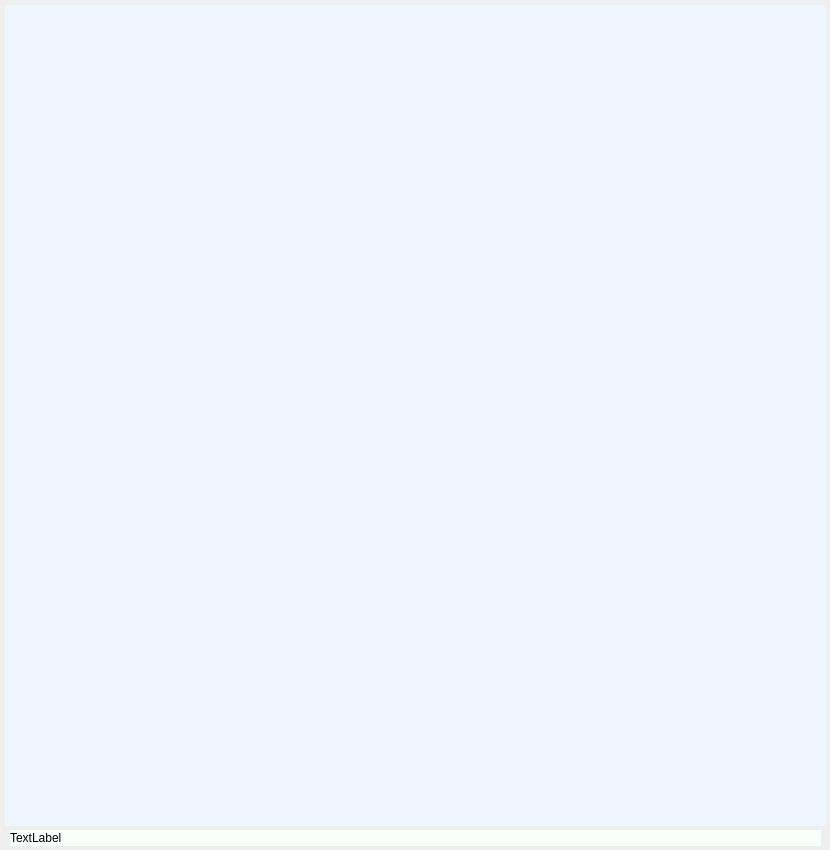
This is fmview.ui in sas26031962/PicturesControl0 as Qt 5 draws it before an edit. The edited form follows.
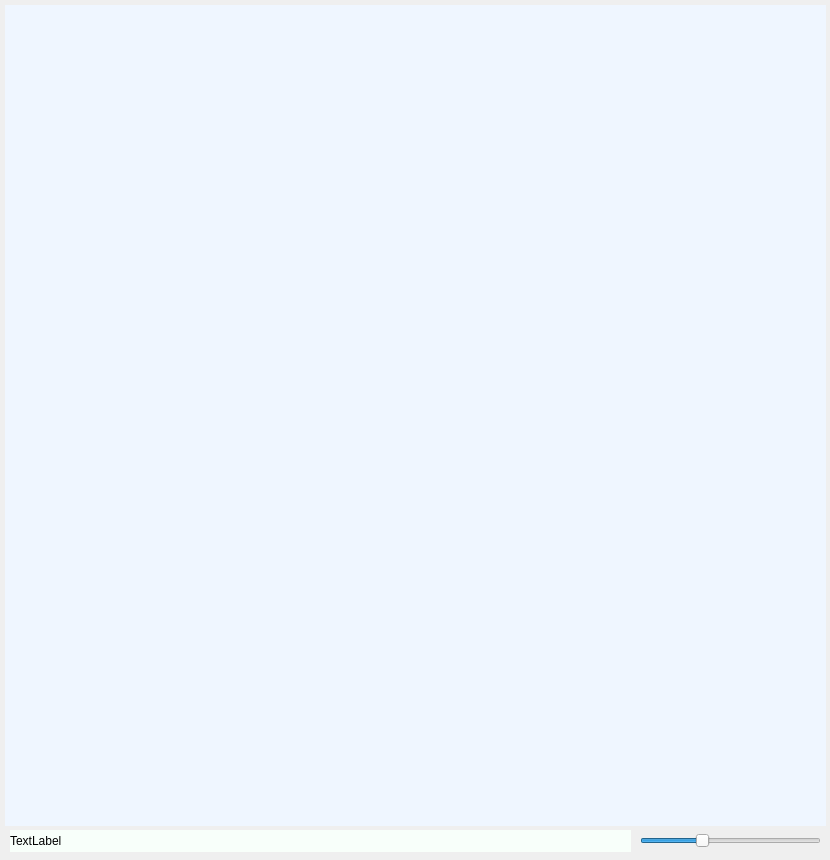
This is the edited form.

What changed in the file:
```diff
--- a/fmview.ui
+++ b/fmview.ui
@@ -7,7 +7,7 @@
     <x>0</x>
     <y>0</y>
     <width>830</width>
-    <height>850</height>
+    <height>860</height>
    </rect>
   </property>
   <property name="windowTitle">
@@ -37,8 +37,8 @@
     <rect>
      <x>10</x>
      <y>830</y>
-     <width>811</width>
-     <height>16</height>
+     <width>621</width>
+     <height>22</height>
     </rect>
    </property>
    <property name="styleSheet">
@@ -48,6 +48,28 @@
     <string>TextLabel</string>
    </property>
   </widget>
+  <widget class="QSlider" name="horizontalSliderScale">
+   <property name="geometry">
+    <rect>
+     <x>640</x>
+     <y>830</y>
+     <width>181</width>
+     <height>22</height>
+    </rect>
+   </property>
+   <property name="minimum">
+    <number>410</number>
+   </property>
+   <property name="maximum">
+    <number>1640</number>
+   </property>
+   <property name="value">
+    <number>821</number>
+   </property>
+   <property name="orientation">
+    <enum>Qt::Horizontal</enum>
+   </property>
+  </widget>
  </widget>
  <resources/>
  <connections/>
```
